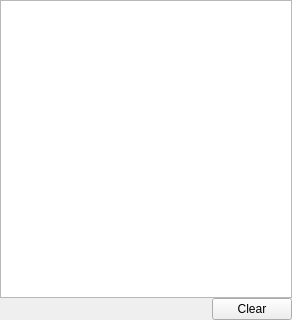
Old version of the form NoobaFE/Forms/OutputWind.ui in the repository noobavss/NoobaVSS.
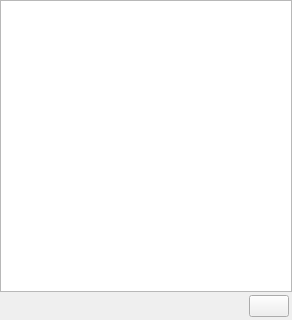
New version of the form. Icons and pictures are not drawn.

Commit message: Menu entry update on camera or file view open About window updated.

What changed in the file:
```diff
--- a/NoobaFE/Forms/OutputWind.ui
+++ b/NoobaFE/Forms/OutputWind.ui
@@ -37,6 +37,18 @@
    </item>
    <item>
     <layout class="QHBoxLayout" name="horizontalLayout">
+     <property name="leftMargin">
+      <number>3</number>
+     </property>
+     <property name="topMargin">
+      <number>3</number>
+     </property>
+     <property name="rightMargin">
+      <number>3</number>
+     </property>
+     <property name="bottomMargin">
+      <number>3</number>
+     </property>
      <item>
       <spacer name="horizontalSpacer">
        <property name="orientation">
@@ -53,7 +65,11 @@
      <item>
       <widget class="QPushButton" name="pushButton">
        <property name="text">
-        <string>Clear</string>
+        <string/>
+       </property>
+       <property name="icon">
+        <iconset resource="../Resources/mainwind.qrc">
+         <normaloff>:/Resources/clear.png</normaloff>:/Resources/clear.png</iconset>
        </property>
       </widget>
      </item>
```
Left out of the diff: 7 changed lines with no effect on the pictures. The commit also changes 7 other files.
